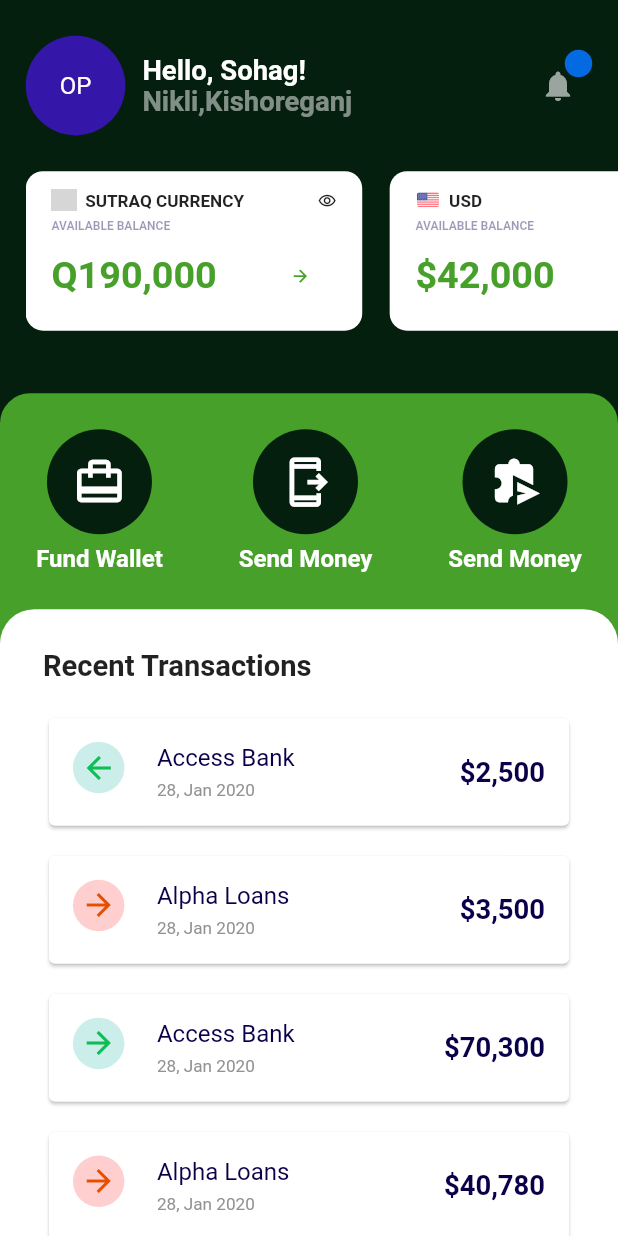
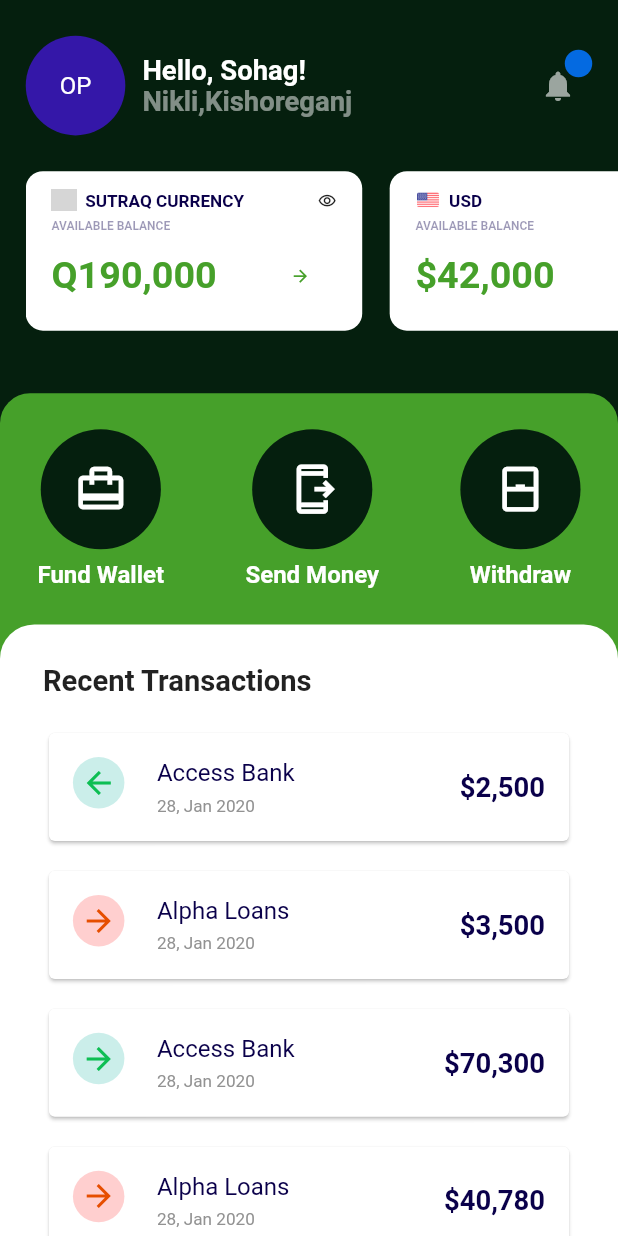
Before and after one commit to Sohag-84/Bank_UI_design, a Flutter app: the DashboardScreen screen opened directly, on a phone screen of 412 x 824 dp. Run offline on Flutter 3.47's test engine with Material 2 defaults, Android fonts, the phone set to English and light mode, and no system bars; our stand-ins replace flutter_screenutil, get; grey boxes are pictures that could not be loaded.

Commit message:
some modification added

```diff
--- a/lib/views/pages/dashboard_screen.dart
+++ b/lib/views/pages/dashboard_screen.dart
@@ -110,7 +110,8 @@
                             image: 'images/splash.png',
                             title: DashboardText.surtaqCurrency,
                             balance: 'Q190,000',
-                            color: Colors.white,
+                            containerColor: Colors.white,
+                            titleColor: DashboardColor.sutaraqCurrencyColor,
                           ),
                           SizedBox(
                             width: 16.w,
@@ -119,7 +120,8 @@
                             image: 'images/usa.png',
                             title: "USD",
                             balance: '\$42,000',
-                            color: Colors.white,
+                            containerColor: Colors.white,
+                            titleColor: DashboardColor.sutaraqCurrencyColor,
                           ),
                           SizedBox(
                             width: 16.w,
@@ -128,7 +130,8 @@
                             image: 'images/bd.png',
                             title: "BDT",
                             balance: '৳5190,000',
-                            color: Colors.white,
+                            containerColor: Colors.white,
+                            titleColor: DashboardColor.sutaraqCurrencyColor,
                           ),
                           SizedBox(
                             width: 16.w,
@@ -137,7 +140,8 @@
                             image: 'images/german.png',
                             title: DashboardText.surtaqCurrency,
                             balance: '€230,000',
-                            color: Colors.white,
+                            containerColor: Colors.white,
+                            titleColor: DashboardColor.sutaraqCurrencyColor,
                           ),
                           SizedBox(
                             width: 16.w,
@@ -171,6 +175,9 @@
                             CustomTransaction(
                               icon: Icons.wallet_travel,
                               text: DashboardText.fundWallet,
+                              bgColor: DashboardColor.circleColor,
+                              radius: 35.r,
+                              textColor: Colors.white,
                             ),
                             SizedBox(
                               height: 20.h,
@@ -178,13 +185,19 @@
                             CustomTransaction(
                               icon: Icons.send_to_mobile_outlined,
                               text: DashboardText.sendMoney,
+                              bgColor: DashboardColor.circleColor,
+                              radius: 35.r,
+                              textColor: Colors.white,
                             ),
                             SizedBox(
                               height: 20.h,
                             ),
                             CustomTransaction(
-                              icon: Icons.send_time_extension,
-                              text: DashboardText.sendMoney,
+                              icon: Icons.sensor_window_outlined,
+                              text: DashboardText.withdraw,
+                              bgColor: DashboardColor.circleColor,
+                              radius: 35.r,
+                              textColor: Colors.white,
                             ),
                           ],
                         ),
--- a/lib/widgets/custom_container.dart
+++ b/lib/widgets/custom_container.dart
@@ -10,13 +10,15 @@
   final image;
   String title;
   String balance;
-  Color color;
+  Color containerColor;
+  Color titleColor;
   CustomContainer({
     Key? key,
     required this.image,
     required this.title,
     required this.balance,
-    required this.color,
+    required this.containerColor,
+    required this.titleColor,
   }) : super(key: key);
 
   @override
@@ -25,7 +27,7 @@
       height: 89.h,
       width: 196.w,
       decoration: BoxDecoration(
-          color: color,
+          color: containerColor,
           borderRadius: BorderRadius.circular(10.r)),
       child: Padding(
         padding: EdgeInsets.only(
@@ -54,6 +56,7 @@
                       style: TextStyle(
                         fontWeight: FontWeight.w700,
                         fontSize: 10.sp,
+                        color: titleColor,
                       ),
                     ),
                   ],
--- a/lib/widgets/custom_transaction.dart
+++ b/lib/widgets/custom_transaction.dart
@@ -8,7 +8,16 @@
 class CustomTransaction extends StatelessWidget {
   final IconData icon;
   final text;
-  const CustomTransaction({Key? key, required this.icon, required this.text})
+  Color bgColor;
+  double radius;
+  Color textColor;
+  CustomTransaction(
+      {Key? key,
+      required this.icon,
+      required this.text,
+      required this.bgColor,
+      required this.radius,
+      required this.textColor})
       : super(key: key);
 
   @override
@@ -20,8 +29,8 @@
           Column(
             children: [
               CircleAvatar(
-                radius: 35,
-                backgroundColor: DashboardColor.circleColor,
+                radius: radius, //35
+                backgroundColor: bgColor,
                 child: Icon(
                   icon,
                   color: Colors.white,
@@ -36,7 +45,7 @@
                 style: TextStyle(
                   fontSize: 14.sp,
                   fontWeight: FontWeight.w700,
-                  color: Colors.white,
+                  color: textColor,
                 ),
               )
             ],
```
Also changed, not shown: lib/constant/color.dart (+8 -1 lines), lib/constant/strings.dart (+6 -1 lines), lib/views/pages/wallet_screen.dart (+124 -2 lines), lib/views/transaction_history_screen.dart (+9 -9 lines).
